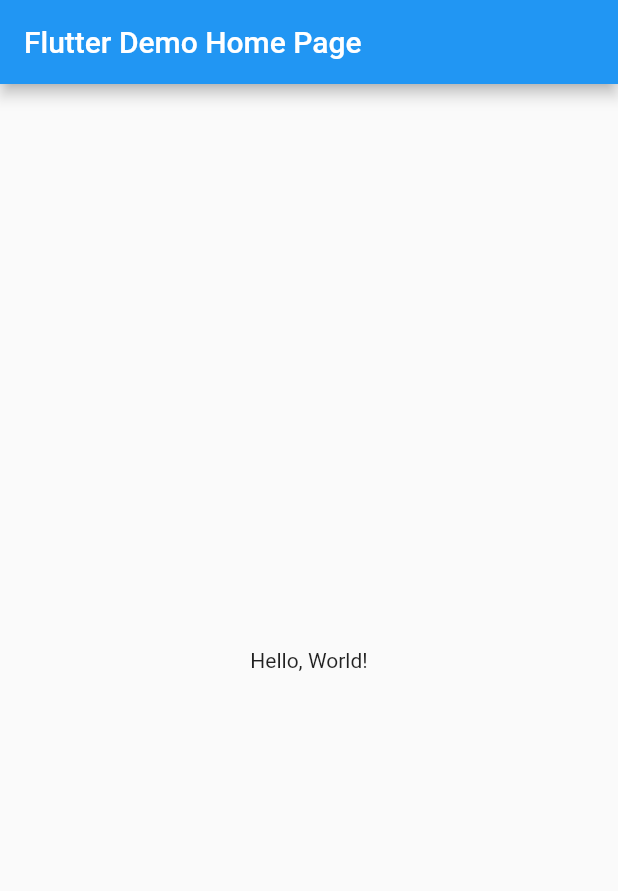
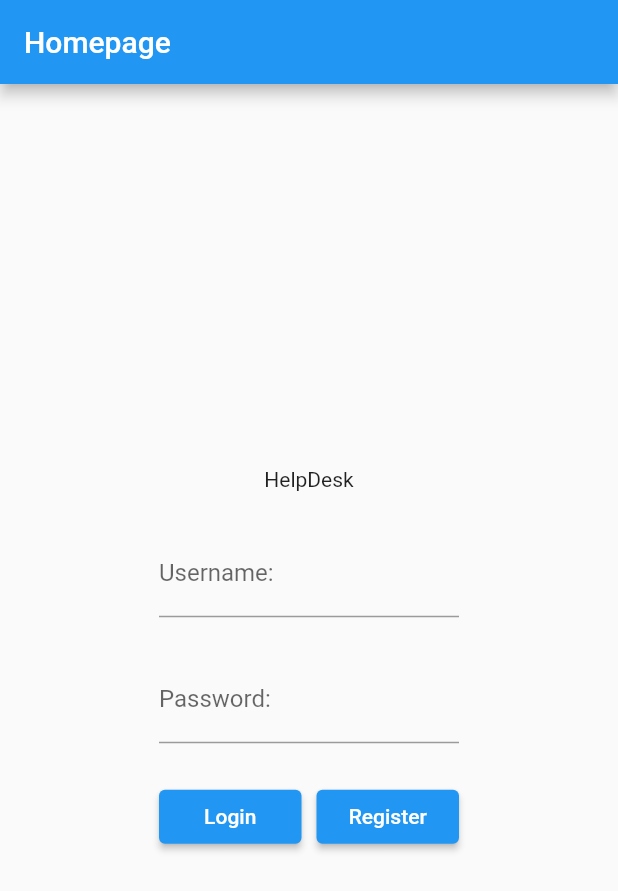
Before and after one commit to DoomMangoes/HelpDesk, a Flutter app: the screen it shows after launch, on a phone screen of 412 x 824 dp. Shown: the top 891 px of the screen. Run offline on Flutter 3.47's test engine with Material 2 defaults, Android fonts, the phone set to English and light mode, and no system bars.

Commit message:
login page

```diff
--- a/lib/main.dart
+++ b/lib/main.dart
@@ -1,4 +1,7 @@
 import 'package:flutter/material.dart';
+import 'package:helpdesk/providers/helpDeskProvider.dart';
+import 'package:provider/provider.dart';
+import 'screens/loginPage.dart';
 
 void main() => runApp(MyApp());
 
@@ -7,35 +10,15 @@
   // This widget is the root of your application.
   @override
   Widget build(BuildContext context) {
-    return MaterialApp(
-      // Application name
-      title: 'Flutter Hello World',
-      // Application theme data, you can set the colors for the application as
-      // you want
-      theme: ThemeData(
-        primarySwatch: Colors.blue,
-      ),
-      // A widget which will be started on application startup
-      home: MyHomePage(title: 'Flutter Demo Home Page'),
-    );
-  }
-}
-
-class MyHomePage extends StatelessWidget {
-  final String title;
-  const MyHomePage({super.key, required this.title});
-
-  @override
-  Widget build(BuildContext context) {
-    return Scaffold(
-      appBar: AppBar(
-        // The title text which will be shown on the action bar
-        title: Text(title),
-      ),
-      body: Center(
-        child: Text(
-          'Hello, World!',
+    return ChangeNotifierProvider(
+      create: (_) => HelpDeskProvider(),
+      child: MaterialApp(
+        debugShowCheckedModeBanner: false,
+        theme: ThemeData(
+          primarySwatch: Colors.blue,
         ),
+        // A widget which will be started on application startup
+        home: LoginPage(),
       ),
     );
   }
--- /dev/null
+++ b/lib/models/admin.dart
@@ -0,0 +1,5 @@
+import 'user.dart';
+
+class Admin extends User {
+  Admin({required super.username, required super.password});
+}
--- /dev/null
+++ b/lib/models/user.dart
@@ -0,0 +1,6 @@
+class User {
+  String username;
+  String password;
+
+  User({required this.username, required this.password});
+}
--- /dev/null
+++ b/lib/providers/helpDeskProvider.dart
@@ -0,0 +1,15 @@
+import 'package:flutter/material.dart';
+import '../models/admin.dart';
+import '../models/user.dart';
+import 'dart:collection';
+
+class HelpDeskProvider extends ChangeNotifier {
+  final List<User> _users = [];
+  final List<Admin> _admins = [
+    Admin(username: "admin", password: "admin"),
+  ];
+
+  //Read only view
+  UnmodifiableListView<User> get users => UnmodifiableListView(_users);
+  UnmodifiableListView<Admin> get admins => UnmodifiableListView(_admins);
+}
--- /dev/null
+++ b/lib/screens/homePage.dart
@@ -0,0 +1,27 @@
+import 'package:flutter/material.dart';
+
+class HomePage extends StatefulWidget {
+  const HomePage({
+    super.key,
+  });
+
+  @override
+  State<HomePage> createState() => _HomePageState();
+}
+
+class _HomePageState extends State<HomePage> {
+  @override
+  Widget build(BuildContext context) {
+    return Scaffold(
+      appBar: AppBar(
+        // The title text which will be shown on the action bar
+        title: Text("Homepage"),
+      ),
+      body: Center(
+        child: Text(
+          'Hello, World!',
+        ),
+      ),
+    );
+  }
+}
--- /dev/null
+++ b/lib/screens/loginPage.dart
@@ -0,0 +1,81 @@
+import 'package:flutter/material.dart';
+import 'package:helpdesk/screens/homePage.dart';
+
+class LoginPage extends StatelessWidget {
+  const LoginPage({super.key});
+
+  @override
+  Widget build(BuildContext context) {
+    return Scaffold(
+      appBar: AppBar(
+        // The title text which will be shown on the action bar
+        title: Text("Homepage"),
+      ),
+      body: Center(
+        child: Column(
+          mainAxisAlignment: MainAxisAlignment.center,
+          crossAxisAlignment: CrossAxisAlignment.center,
+          children: [
+            Text("HelpDesk"),
+            SizedBox(
+              height: 25,
+            ),
+            Container(
+              width: 200,
+              child: TextField(
+                maxLines: 1,
+                //controller: _titleController,
+                decoration: InputDecoration(
+                  labelText: "Username:",
+                ),
+              ),
+            ),
+            SizedBox(
+              height: 25,
+            ),
+            Container(
+              width: 200,
+              child: TextField(
+                maxLines: 1,
+                //controller: _titleController,
+                decoration: InputDecoration(
+                  labelText: "Password:",
+                ),
+              ),
+            ),
+            SizedBox(
+              height: 25,
+            ),
+            Container(
+              width: 200,
+              child: Row(
+                children: [
+                  Expanded(
+                    child: ElevatedButton(
+                      onPressed: () {
+                        Navigator.push(
+                            context,
+                            MaterialPageRoute(
+                                builder: (context) => const HomePage()));
+                      },
+                      child: Text("Login"),
+                    ),
+                  ),
+                  SizedBox(
+                    width: 10,
+                  ),
+                  Expanded(
+                    child: ElevatedButton(
+                      onPressed: () {},
+                      child: Text("Register"),
+                    ),
+                  ),
+                ],
+              ),
+            ),
+          ],
+        ),
+      ),
+    );
+  }
+}
--- a/pubspec.yaml
+++ b/pubspec.yaml
@@ -19,6 +19,7 @@
 dependencies:
   flutter:
     sdk: flutter
+  provider: ^6.0.5
 
 dev_dependencies:
   flutter_test:
```
